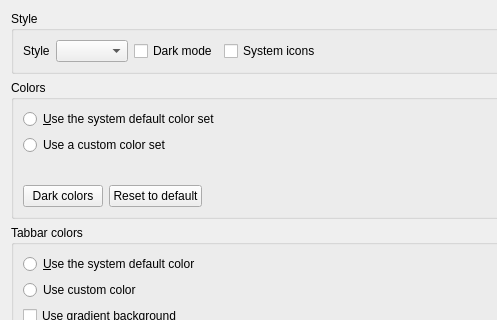
Above: src/settings/appearancesettingspage.ui from goshitsarch-eng/Orange before the change; both pictures show x 0 to 497 and y 0 to 320 of the 612 by 1166 pixel window. Below: the same form after it.
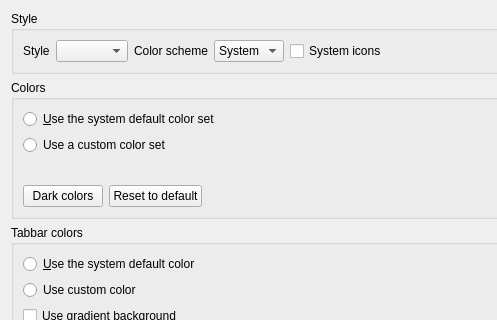
That is the form after the change.

Commit message: AppearanceSettingsPage: Replace the dark mode checkbox with a color scheme setting

```diff
--- a/src/settings/appearancesettingspage.ui
+++ b/src/settings/appearancesettingspage.ui
@@ -37,12 +37,34 @@
          </widget>
         </item>
         <item>
-         <widget class="QCheckBox" name="checkbox_dark_mode">
+         <widget class="QLabel" name="label_color_scheme">
           <property name="text">
-           <string>Dark mode</string>
+           <string>Color scheme</string>
           </property>
          </widget>
         </item>
+        <item>
+         <widget class="QComboBox" name="combobox_color_scheme">
+          <property name="toolTip">
+           <string>Follow the system light or dark scheme, or force one of the two</string>
+          </property>
+          <item>
+           <property name="text">
+            <string>System</string>
+           </property>
+          </item>
+          <item>
+           <property name="text">
+            <string>Light</string>
+           </property>
+          </item>
+          <item>
+           <property name="text">
+            <string>Dark</string>
+           </property>
+          </item>
+         </widget>
+        </item>
         <item>
          <widget class="QCheckBox" name="checkbox_system_icons">
           <property name="toolTip">
```
Left out of the diff: 2 changed lines with no effect on the pictures. The commit also changes 8 other files.
